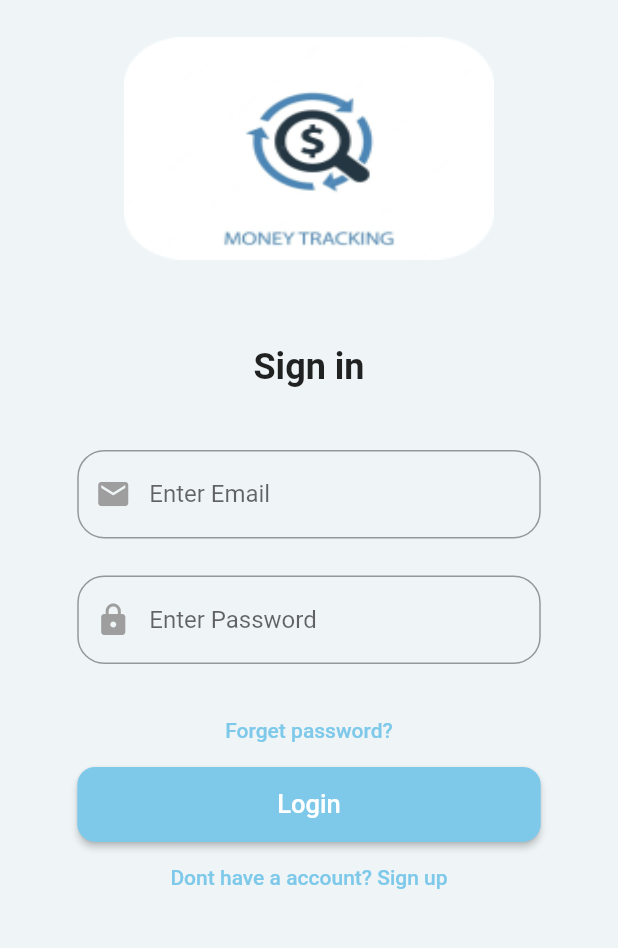
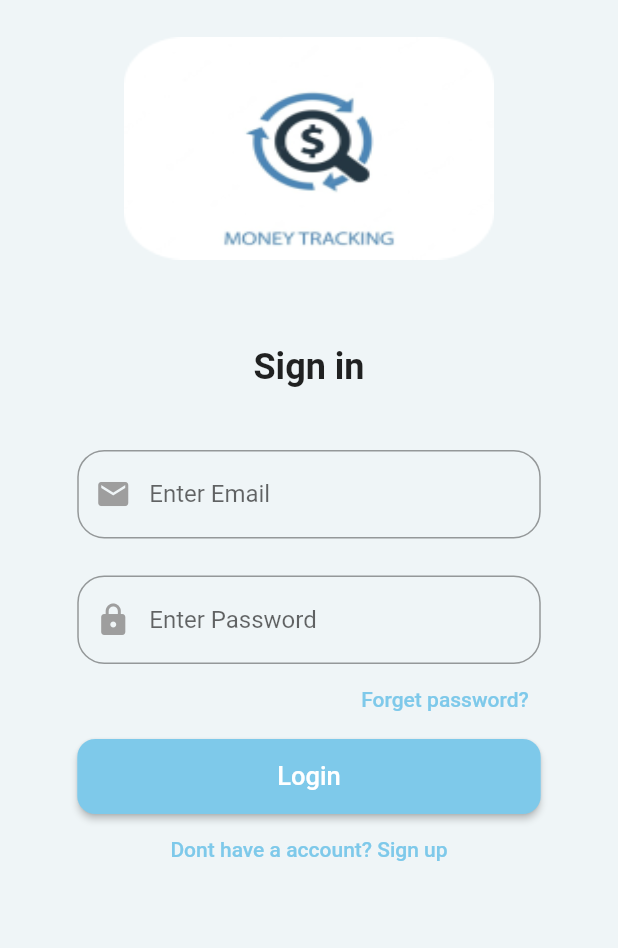
Before and after one commit to ratishjain12/Budget-Tracker-App, a Flutter app: the screen it shows after launch, after a tap on "E-mail", on a phone screen of 412 x 824 dp, the part 189-1137 px from its top. Run offline on Flutter 3.47's test engine with Material 2 defaults, Android fonts, the phone set to English and light mode, and no system bars; our stand-ins replace cloud_firestore, firebase_auth, firebase_core, fluttertoast, google_sign_in, shared_preferences and 1 more; missing offline and left inert: cloud_firestore_web, firebase_auth_web, firebase_core_web, google_sign_in_web, shared_preferences_web; accounts and stored records are empty.

Commit message:
Forget pass done

```diff
--- a/lib/screens/registeration/sign_in.dart
+++ b/lib/screens/registeration/sign_in.dart
@@ -117,14 +117,17 @@ class _SignInState extends State<SignIn> {
                                 hintText: "Enter Password",
                               ),
                             ),
-                            SizedBox(
-                              height: screenHeight * 0.025,
-                            ),
-                            TextButton(
-                              child: Text('Forget password?'),
-                              onPressed: () {
-                                Navigator.pushNamed(context, '/forget_pwd');
-                              },
+                            Container(
+                              padding: EdgeInsets.only(bottom: 2),
+                              alignment: Alignment.topRight,
+                              child: TextButton(
+                                child: Text('Forget password?'),
+                                onPressed: () {
+                                  Navigator.pushNamed(context, '/forget_pwd')
+                                      .whenComplete(() => Navigator.pushNamed(
+                                          context, '/signin'));
+                                },
+                              ),
                             ),
                             CustomButton(
                               onPressed: () {
```
